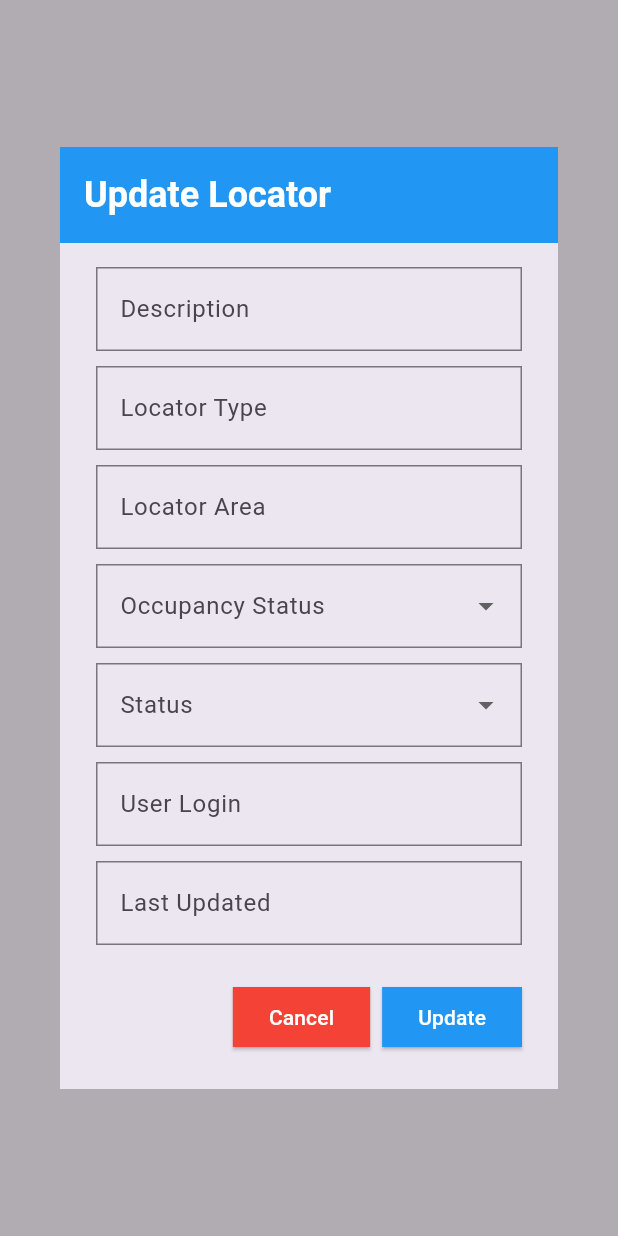
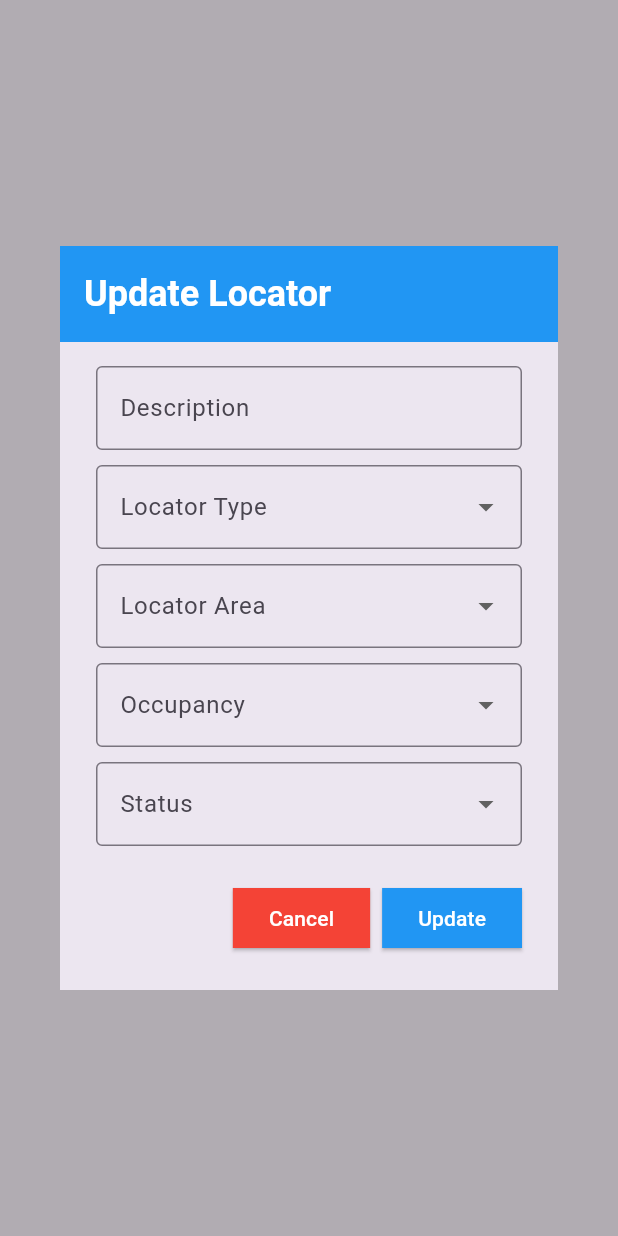
Before and after one commit to omnitechphilippines/nxpert-eon, a Flutter app: what showUpdateLocatorModal() shows on an empty page, opened directly with empty values, on a phone screen of 412 x 824 dp. Run offline on Flutter 3.47's test engine with Material 3 defaults, Android fonts, the phone set to English and light mode, and no system bars; our stand-ins replace flutter_riverpod, go_router, hive, hive_flutter, pdf, printing and 2 more; missing offline and left inert: dart:js_interop, file_saver, pluto_grid; accounts and stored records are empty; generated files the repository leaves out were written again; network calls fail.

Commit message:
update locator

```diff
--- a/lib/components/locator_master/update_locator_modal.dart
+++ b/lib/components/locator_master/update_locator_modal.dart
@@ -10,72 +10,75 @@ void showUpdateLocatorModal(
 ) {
   final controller = LocatorMasterController();
 
-  final TextEditingController descController = TextEditingController(
-    text: locator.locatorDesc,
-  );
-  final TextEditingController typeController = TextEditingController(
-    text: locator.locatorType,
-  );
-  final TextEditingController areaController = TextEditingController(
-    text: locator.locatorArea,
-  );
-  final TextEditingController userLoginController = TextEditingController(
-    text: locator.userLogin,
-  );
-  final TextEditingController luDatetimeController = TextEditingController(
-    text: locator.ludatetime,
-  );
+  final descController = TextEditingController(text: locator.locatorDesc ?? '');
 
+  String? selectedLocatorType = locator.locatorType;
+  String? selectedArea = locator.locatorArea;
   String? selectedOccupancyStatus = locator.locatorOccupancyStatus;
   String? selectedStatus = locator.locatorStatus;
 
+  bool isLoading = false;
+
+  showGeneralDialog(
+    context: context,
+    barrierDismissible: true,
+    barrierLabel: "Update Locator",
+    barrierColor: Colors.black.withOpacity(0.3),
+    transitionDuration: const Duration(milliseconds: 300),
+    pageBuilder: (_, __, ___) {
+      return Center(
+        child: Material(
+          color: Colors.transparent,
+          child: StatefulBuilder(
+            builder: (context, setState) {
               Future<void> submitForm() async {
-    final newDesc = descController.text.trim();
-    final newType = typeController.text.trim();
-    final newArea = areaController.text.trim();
-    final newUserLogin = userLoginController.text.trim();
-    final newLuDatetime = luDatetimeController.text.trim();
+                setState(() => isLoading = true);
 
-    QuickAlert.show(
-      context: context,
-      type: QuickAlertType.loading,
-      title: 'Please wait',
-      text: 'Updating locator...',
-      barrierDismissible: false,
+                final updated = Locator(
+                  locatorCode: locator.locatorCode,
+                  locatorDesc: descController.text.trim(),
+                  locatorType: selectedLocatorType,
+                  locatorArea: selectedArea,
+                  locatorOccupancyStatus: selectedOccupancyStatus,
+                  locatorStatus: selectedStatus,
+                  userLogin: locator.userLogin,
+                  ludatetime: locator.ludatetime,
                 );
 
                 final success = await controller.updateLocator(
                   locatorCode: locator.locatorCode ?? '',
-      locatorDesc: newDesc != locator.locatorDesc ? newDesc : null,
-      locatorType: newType != locator.locatorType ? newType : null,
-      locatorArea: newArea != locator.locatorArea ? newArea : null,
+                  locatorDesc:
+                      updated.locatorDesc != locator.locatorDesc
+                          ? updated.locatorDesc
+                          : null,
+                  locatorType:
+                      updated.locatorType != locator.locatorType
+                          ? updated.locatorType
+                          : null,
+                  locatorArea:
+                      updated.locatorArea != locator.locatorArea
+                          ? updated.locatorArea
+                          : null,
                   locatorOccupancyStatus:
-          selectedOccupancyStatus != locator.locatorOccupancyStatus
-              ? selectedOccupancyStatus
+                      updated.locatorOccupancyStatus !=
+                              locator.locatorOccupancyStatus
+                          ? updated.locatorOccupancyStatus
                           : null,
                   locatorStatus:
-          selectedStatus != locator.locatorStatus ? selectedStatus : null,
-      userLogin: newUserLogin != locator.userLogin ? newUserLogin : null,
-      luDatetime: newLuDatetime != locator.ludatetime ? newLuDatetime : null,
+                      updated.locatorStatus != locator.locatorStatus
+                          ? updated.locatorStatus
+                          : null,
+                  userLogin: null,
+                  luDatetime: null,
                 );
 
                 if (!context.mounted) return;
-    Navigator.pop(context); // close loading
+
+                // Safely close the dialog
+                Navigator.of(context, rootNavigator: true).pop();
 
                 if (success) {
-      Navigator.pop(context); // close modal
-      onUpdate(
-        Locator(
-          locatorCode: locator.locatorCode,
-          locatorDesc: newDesc,
-          locatorType: newType,
-          locatorArea: newArea,
-          locatorOccupancyStatus: selectedOccupancyStatus,
-          locatorStatus: selectedStatus,
-          userLogin: newUserLogin,
-          ludatetime: newLuDatetime,
-        ),
-      );
+                  onUpdate(updated);
                   await QuickAlert.show(
                     context: context,
                     type: QuickAlertType.success,
@@ -92,17 +95,7 @@ void showUpdateLocatorModal(
                 }
               }
 
-  showGeneralDialog(
-    context: context,
-    barrierDismissible: true,
-    barrierLabel: "Update Locator",
-    barrierColor: Colors.black.withOpacity(0.3),
-    transitionDuration: const Duration(milliseconds: 300),
-    pageBuilder: (_, __, ___) {
-      return Center(
-        child: Material(
-          color: Colors.transparent,
-          child: AlertDialog(
+              return AlertDialog(
                 shape: const RoundedRectangleBorder(
                   borderRadius: BorderRadius.zero,
                 ),
@@ -118,38 +111,73 @@ void showUpdateLocatorModal(
                     ),
                   ),
                 ),
-            content: SizedBox(
+                content:
+                    isLoading
+                        ? const SizedBox(
+                          height: 150,
+                          child: Center(child: CircularProgressIndicator()),
+                        )
+                        : SizedBox(
                           width: 500,
                           child: Column(
                             mainAxisSize: MainAxisSize.min,
-                children: <Widget>[
+                            children: [
                               TextField(
                                 controller: descController,
                                 decoration: const InputDecoration(
                                   labelText: 'Description',
-                      border: OutlineInputBorder(
-                        borderRadius: BorderRadius.zero,
-                      ),
+                                  border: OutlineInputBorder(),
                                 ),
                               ),
                               const SizedBox(height: 10),
-                  TextField(
-                    controller: typeController,
+                              DropdownButtonFormField<String>(
+                                value: selectedLocatorType,
+                                items: const [
+                                  DropdownMenuItem(
+                                    value: 'S',
+                                    child: Text('S'),
+                                  ),
+                                  DropdownMenuItem(
+                                    value: 'C',
+                                    child: Text('C'),
+                                  ),
+                                  DropdownMenuItem(
+                                    value: 'ADC',
+                                    child: Text('ADC'),
+                                  ),
+                                ],
+                                onChanged:
+                                    (value) => setState(
+                                      () => selectedLocatorType = value,
+                                    ),
                                 decoration: const InputDecoration(
                                   labelText: 'Locator Type',
-                      border: OutlineInputBorder(
-                        borderRadius: BorderRadius.zero,
-                      ),
+                                  border: OutlineInputBorder(),
                                 ),
                               ),
                               const SizedBox(height: 10),
-                  TextField(
-                    controller: areaController,
+                              DropdownButtonFormField<String>(
+                                value: selectedArea,
+                                items: const [
+                                  DropdownMenuItem(
+                                    value: 'IN',
+                                    child: Text('IN'),
+                                  ),
+                                  DropdownMenuItem(
+                                    value: 'OUT',
+                                    child: Text('OUT'),
+                                  ),
+                                  DropdownMenuItem(
+                                    value: 'N',
+                                    child: Text('N'),
+                                  ),
+                                ],
+                                onChanged:
+                                    (value) =>
+                                        setState(() => selectedArea = value),
                                 decoration: const InputDecoration(
                                   labelText: 'Locator Area',
-                      border: OutlineInputBorder(
-                        borderRadius: BorderRadius.zero,
-                      ),
+                                  border: OutlineInputBorder(),
                                 ),
                               ),
                               const SizedBox(height: 10),
@@ -157,63 +185,59 @@ void showUpdateLocatorModal(
                                 value: selectedOccupancyStatus,
                                 items: const [
                                   DropdownMenuItem(
-                        value: 'Occupied',
-                        child: Text('Occupied'),
+                                    value: 'E',
+                                    child: Text('E'),
                                   ),
-                      DropdownMenuItem(value: 'Vacant', child: Text('Vacant')),
+                                  DropdownMenuItem(
+                                    value: 'O',
+                                    child: Text('O'),
+                                  ),
+                                  DropdownMenuItem(
+                                    value: 'N',
+                                    child: Text('N'),
+                                  ),
                                 ],
-                    onChanged: (value) {
-                      selectedOccupancyStatus = value;
-                    },
+                                onChanged:
+                                    (value) => setState(
+                                      () => selectedOccupancyStatus = value,
+                                    ),
                                 decoration: const InputDecoration(
-                      labelText: 'Occupancy Status',
-                      border: OutlineInputBorder(
-                        borderRadius: BorderRadius.zero,
-                      ),
+                                  labelText: 'Occupancy',
+                                  border: OutlineInputBorder(),
                                 ),
                               ),
                               const SizedBox(height: 10),
                               DropdownButtonFormField<String>(
                                 value: selectedStatus,
                                 items: const [
-                      DropdownMenuItem(value: 'A', child: Text('A')),
-                      DropdownMenuItem(value: 'F', child: Text('F')),
-                      DropdownMenuItem(value: 'N', child: Text('N')),
+                                  DropdownMenuItem(
+                                    value: 'A',
+                                    child: Text('A'),
+                                  ),
+                                  DropdownMenuItem(
+                                    value: 'F',
+                                    child: Text('F'),
+                                  ),
+                                  DropdownMenuItem(
+                                    value: 'N',
+                                    child: Text('N'),
+                                  ),
                                 ],
-                    onChanged: (value) {
-                      selectedStatus = value;
-                    },
+                                onChanged:
+                                    (value) =>
+                                        setState(() => selectedStatus = value),
                                 decoration: const InputDecoration(
                                   labelText: 'Status',
-                      border: OutlineInputBorder(
-                        borderRadius: BorderRadius.zero,
-                      ),
-                    ),
-                  ),
-                  const SizedBox(height: 10),
-                  TextField(
-                    controller: userLoginController,
-                    decoration: const InputDecoration(
-                      labelText: 'User Login',
-                      border: OutlineInputBorder(
-                        borderRadius: BorderRadius.zero,
-                      ),
-                    ),
-                  ),
-                  const SizedBox(height: 10),
-                  TextField(
-                    controller: luDatetimeController,
-                    decoration: const InputDecoration(
-                      labelText: 'Last Updated',
-                      border: OutlineInputBorder(
-                        borderRadius: BorderRadius.zero,
-                      ),
+                                  border: OutlineInputBorder(),
                                 ),
                               ),
                             ],
                           ),
                         ),
-            actions: [
+                actions:
+                    isLoading
+                        ? []
+                        : [
                           ElevatedButton(
                             onPressed: () => Navigator.pop(context),
                             style: ElevatedButton.styleFrom(
@@ -227,6 +251,7 @@ void showUpdateLocatorModal(
                               style: TextStyle(color: Colors.white),
                             ),
                           ),
+
                           ElevatedButton(
                             onPressed: submitForm,
                             style: ElevatedButton.styleFrom(
@@ -241,6 +266,8 @@ void showUpdateLocatorModal(
                             ),
                           ),
                         ],
+              );
+            },
           ),
         ),
       );
--- a/lib/pages/settings/locator_master/controllers/locator_master_controller.dart
+++ b/lib/pages/settings/locator_master/controllers/locator_master_controller.dart
@@ -101,6 +101,7 @@ class LocatorMasterController {
     String? locatorArea,
     String? locatorOccupancyStatus,
     String? locatorStatus,
+    String? locatorWarehouseCode,
     String? userLogin,
     String? luDatetime,
   }) async {
@@ -116,8 +117,11 @@ class LocatorMasterController {
       if (locatorStatus != null) 'Lmt_status': locatorStatus,
       if (userLogin != null) 'User_login': userLogin,
       if (luDatetime != null) 'ludatetime': luDatetime,
+      if (locatorWarehouseCode != null)
+        'Lmt_WarehouseCode': locatorWarehouseCode,
     };
 
+    print(updateData);
     try {
       final response = await http.post(
         url,
```
Lines whose indentation alone changed are shown as unchanged.
